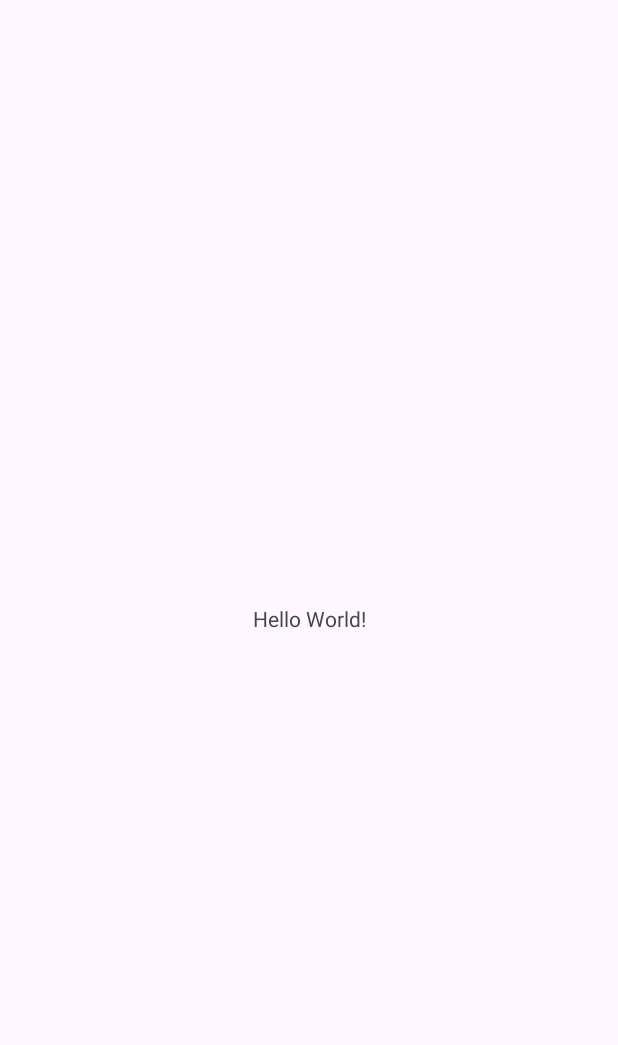
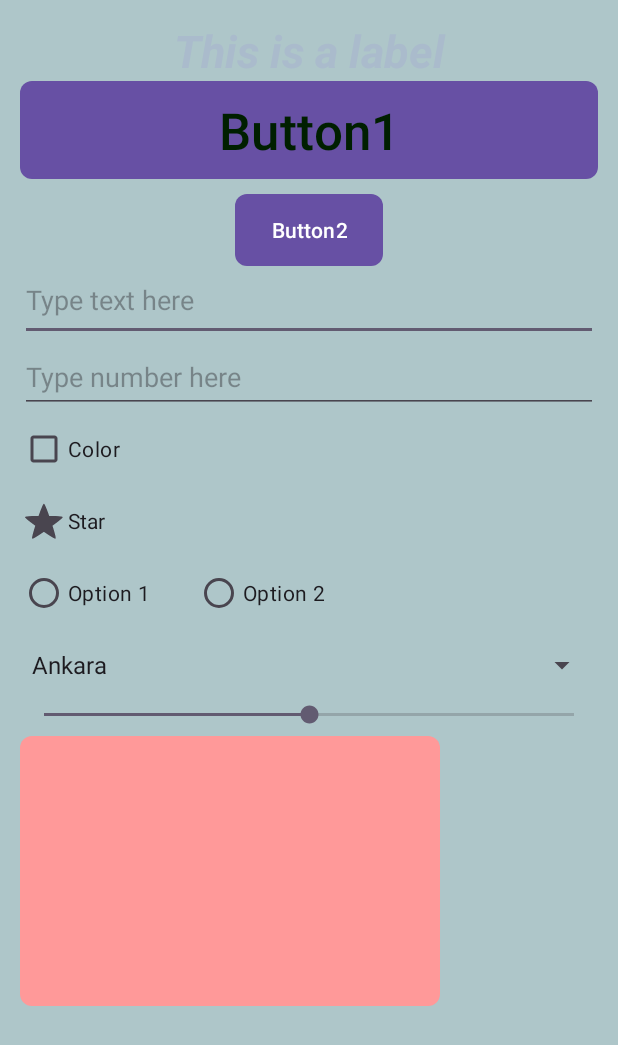
Before and after one commit to mertkanak/Quiz3, an Android app: the screen it shows after launch (MainActivity), on a phone screen of 412 x 824 dp. Before the commit the part shown is almost empty. Shown: the top 1045 px of the screen. Run offline under Robolectric (Android 15) with nearby library versions, the phone set to English and light mode, and no system bars.

Commit message:
ui completed

```diff
--- /dev/null
+++ b/app/src/main/res/drawable/background.xml
@@ -0,0 +1,4 @@
+<?xml version="1.0" encoding="utf-8"?>
+<shape xmlns:android="http://schemas.android.com/apk/res/android">
+    <solid android:color="#AEC6C9"/> <!-- Replace with your desired pastel color -->
+</shape>
--- /dev/null
+++ b/app/src/main/res/drawable/custombuttongreen.xml
@@ -0,0 +1,5 @@
+<?xml version="1.0" encoding="utf-8"?>
+<shape xmlns:android="http://schemas.android.com/apk/res/android">
+    <solid android:color="#568361" /> <!-- Pastel koyu yeşil rengi, #568361 gibi bir renk kodu ile temsil edebilirsiniz -->
+    <corners android:radius="8dp" />
+</shape>
--- /dev/null
+++ b/app/src/main/res/drawable/custombuttonred.xml
@@ -0,0 +1,5 @@
+<?xml version="1.0" encoding="utf-8"?>
+<shape xmlns:android="http://schemas.android.com/apk/res/android">
+    <solid android:color="#FF9999" />
+    <corners android:radius="8dp" />
+</shape>
--- a/app/src/main/res/layout/activity_main.xml
+++ b/app/src/main/res/layout/activity_main.xml
@@ -1,18 +1,124 @@
 <?xml version="1.0" encoding="utf-8"?>
-<androidx.constraintlayout.widget.ConstraintLayout xmlns:android="http://schemas.android.com/apk/res/android"
+<LinearLayout xmlns:android="http://schemas.android.com/apk/res/android"
     xmlns:app="http://schemas.android.com/apk/res-auto"
     xmlns:tools="http://schemas.android.com/tools"
+    android:id="@+id/LinearLayout1"
     android:layout_width="match_parent"
     android:layout_height="match_parent"
-    tools:context=".MainActivity">
+    android:orientation="vertical"
+    android:background="@drawable/background"
+    tools:context=".MainActivity"
+    android:padding="13dp">
 
     <TextView
+        android:id="@+id/tv1"
+        android:layout_width="match_parent"
+        android:layout_height="wrap_content"
+        android:text="@string/tv1_txt"
+        android:gravity="center"
+        android:textColor="#ABC"
+        android:textSize="30sp"
+        android:textStyle="bold|italic"/>
+
+    <Button
+        android:id="@+id/btn1"
+        android:layout_width="match_parent"
+        android:layout_height="wrap_content"
+        android:background="@drawable/custombuttonred"
+        android:gravity="center"
+        android:onClick="onClick"
+        android:text="@string/btn1_txt"
+        android:textColor="#001F00"
+        android:textSize="34sp" />
+
+    <Button
+        android:id="@+id/btn2"
         android:layout_width="wrap_content"
         android:layout_height="wrap_content"
-        android:text="Hello World!"
-        app:layout_constraintBottom_toBottomOf="parent"
-        app:layout_constraintEnd_toEndOf="parent"
-        app:layout_constraintStart_toStartOf="parent"
-        app:layout_constraintTop_toTopOf="parent" />
+        android:layout_gravity="center"
+        android:background="@drawable/custombuttongreen"
+        android:onClick="onClick"
+        android:text="@string/btn2_txt"
+        android:layout_marginTop="10dp"/>
 
-</androidx.constraintlayout.widget.ConstraintLayout>
+    <EditText
+        android:id="@+id/et1"
+        android:layout_width="match_parent"
+        android:layout_height="wrap_content"
+        android:hint="@string/et1_hint"
+        android:paddingBottom="15dp"
+        android:minHeight="48dp"/>
+
+    <EditText
+        android:id="@+id/et2"
+        android:layout_width="match_parent"
+        android:layout_height="wrap_content"
+        android:hint="@string/et2_hint"
+        android:inputType="number"
+        android:minHeight="48dp"/>
+
+    <CheckBox
+        android:id="@+id/chk1"
+        android:layout_width="wrap_content"
+        android:layout_height="wrap_content"
+        android:onClick="onClick"
+        android:paddingRight="30dp"
+        android:text="@string/chk1_txt"/>
+
+    <CheckBox
+        android:id="@+id/chk2"
+        android:layout_width="wrap_content"
+        android:layout_height="wrap_content"
+        style="?android:attr/starStyle"
+        android:onClick="onClick"
+        android:paddingRight="30dp"
+        android:text="@string/chk2_txt"/>
+
+    <RadioGroup
+        android:id="@+id/rdbGp"
+        android:layout_width="match_parent"
+        android:layout_height="wrap_content"
+        android:orientation="horizontal">
+
+        <RadioButton
+            android:id="@+id/rdb1"
+            android:layout_width="wrap_content"
+            android:onClick="onClick"
+            android:paddingRight="30dp"
+            android:layout_height="wrap_content"
+            android:text="@string/rdb1_txt"/>
+
+        <RadioButton
+            android:id="@+id/rdb2"
+            android:layout_width="wrap_content"
+            android:layout_height="wrap_content"
+            android:onClick="onClick"
+            android:paddingRight="30dp"
+            android:text="@string/rdb2_txt"/>
+
+    </RadioGroup>
+
+    <Spinner
+        android:id="@+id/spin1"
+        android:layout_width="match_parent"
+        android:layout_height="wrap_content"
+        android:entries="@array/city_array"
+        android:spinnerMode="dialog"
+        android:minHeight="48dp"/>
+
+    <SeekBar
+        android:id="@+id/seek1"
+        android:layout_width="match_parent"
+        android:layout_height="wrap_content"
+        android:max="12"
+        android:paddingBottom="5dp"
+        android:paddingLeft="12dp"
+        android:paddingRight="12dp"
+        android:progress="6"/>
+
+    <ImageView
+        android:layout_width="280dp"
+        android:layout_height="180dp"
+        android:scaleType="fitXY"
+        android:src="@drawable/custombuttonred"/>
+</LinearLayout>
--- /dev/null
+++ b/app/src/main/res/values/arrays.xml
@@ -0,0 +1,9 @@
+<resources>
+    <string-array name="city_array">
+        <item>Ankara</item>
+        <item>Istanbul</item>
+        <item>Izmir</item>
+        <item>Konya</item>
+        <item>Antalya</item>
+    </string-array>
+</resources>
--- a/app/src/main/res/values/strings.xml
+++ b/app/src/main/res/values/strings.xml
@@ -1,3 +1,12 @@
 <resources>
     <string name="app_name">Quiz3</string>
+    <string name="tv1_txt">This is a label</string>
+    <string name="btn1_txt">Button1</string>
+    <string name="btn2_txt">Button2</string>
+    <string name="et1_hint">Type text here</string>
+    <string name="et2_hint">Type number here</string>
+    <string name="chk1_txt">Color</string>
+    <string name="chk2_txt">Star</string>
+    <string name="rdb1_txt">Option 1</string>
+    <string name="rdb2_txt">Option 2</string>
 </resources>
```
